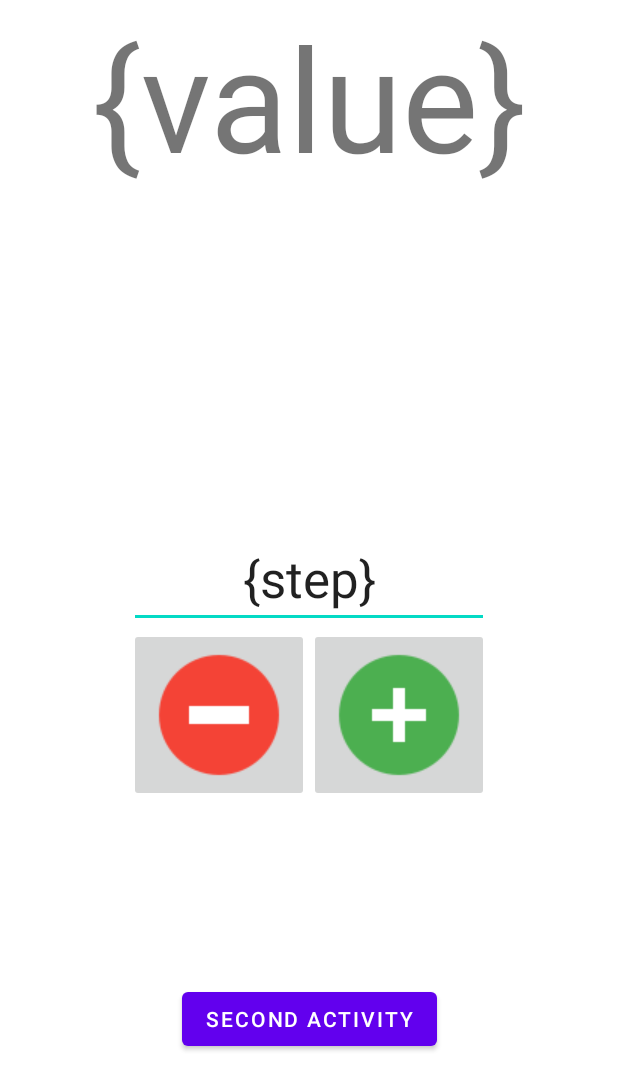
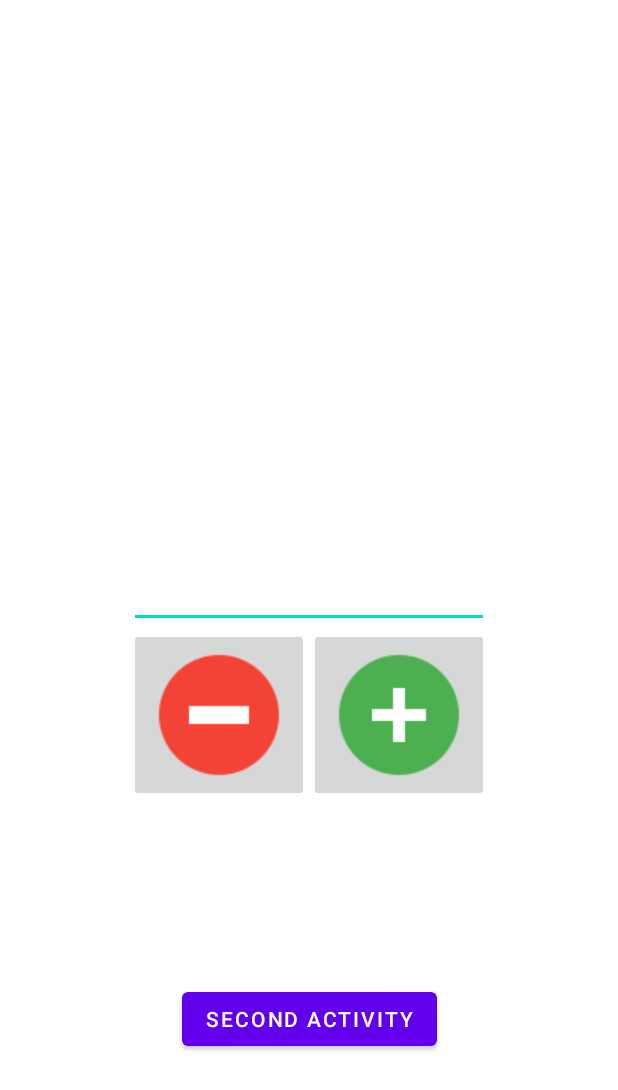
Before and after one commit to Zepten/kotlin-counter-app, an Android app: the layout activity_main.xml on its own in the app's theme, with its tools: preview values and no code run, on a phone screen of 412 x 824 dp. Shown: the top 1090 px of the screen. Run offline under Robolectric (Android 15) with nearby library versions, the light colour scheme and no system bars.

Commit message:
counter value update extracted to updateCounterValue; created default resource value for stepEditText; small refactoring

```diff
--- a/app/src/main/res/layout/activity_main.xml
+++ b/app/src/main/res/layout/activity_main.xml
@@ -10,7 +10,6 @@
         android:id="@+id/valueTextView"
         android:layout_width="0dp"
         android:layout_height="wrap_content"
-        android:text="{value}"
         android:textAlignment="center"
         android:textSize="96sp"
         app:layout_constraintBottom_toBottomOf="parent"
@@ -31,8 +30,7 @@
         android:textSize="34sp"
         app:layout_constraintBottom_toTopOf="@+id/tableRow"
         app:layout_constraintEnd_toEndOf="@+id/tableRow"
-        app:layout_constraintStart_toStartOf="@+id/tableRow"
-        tools:text="{step}" />
+        app:layout_constraintStart_toStartOf="@+id/tableRow" />
 
     <TableRow
         android:id="@+id/tableRow"
--- a/app/src/main/res/layout/activity_second.xml
+++ b/app/src/main/res/layout/activity_second.xml
@@ -21,7 +21,6 @@
         android:id="@+id/textView"
         android:layout_width="0dp"
         android:layout_height="wrap_content"
-        android:text="{value}"
         android:textAlignment="center"
         android:textAllCaps="false"
         android:textSize="96sp"
--- a/app/src/main/res/values/strings.xml
+++ b/app/src/main/res/values/strings.xml
@@ -2,4 +2,5 @@
     <string name="app_name">Counter</string>
     <string name="button_second_activity">Second activity</string>
     <string name="button_back">Back</string>
+    <string name="default_step_text" translatable="false">1</string>
 </resources>
```
Also changed, not shown: app/src/main/java/com/example/counterapp/MainActivity.kt (+22 -16 lines), 1 other file.
